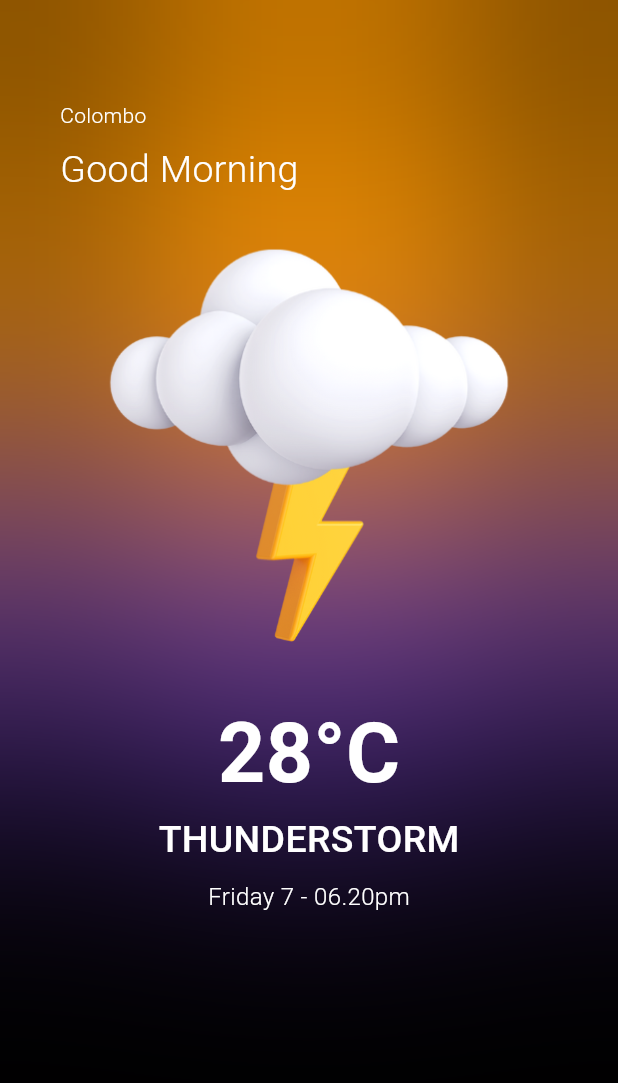
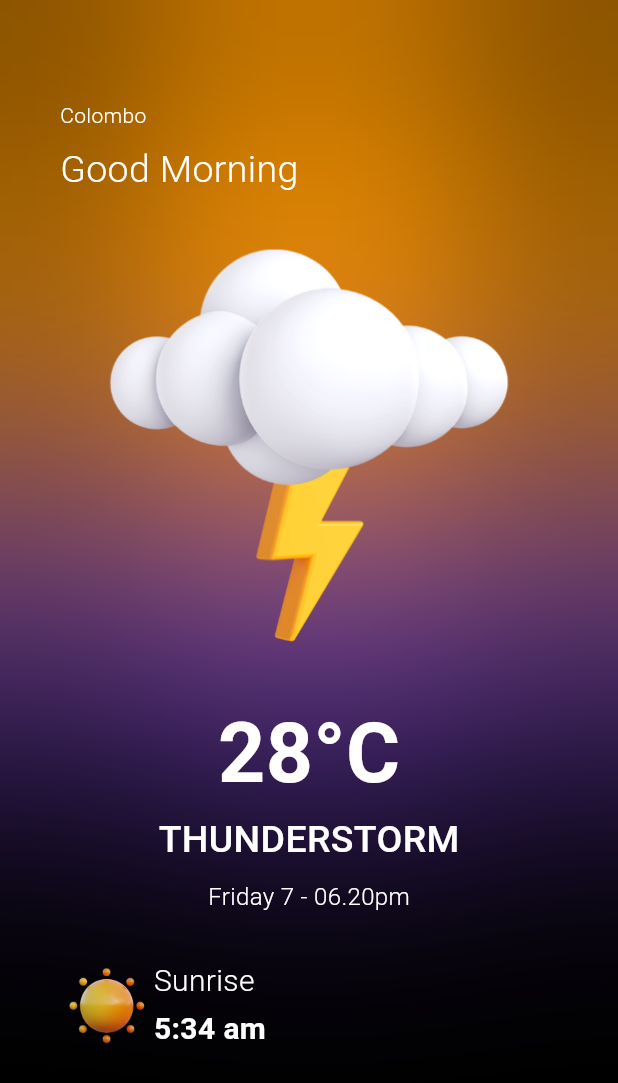
Before and after one commit to NovaLogics/weather-now-flutter-app, a Flutter app: the screen it shows after launch, on a phone screen of 412 x 824 dp. Shown: the top 1083 px of the screen. Run offline on Flutter 3.47's test engine with Material 3 defaults, Android fonts, the phone set to English and light mode, and no system bars; our stand-ins replace bloc, equatable.

Commit message:
feat [ui]: Add Sunrise UI components

```diff
--- a/lib/screens/home_screen.dart
+++ b/lib/screens/home_screen.dart
@@ -111,7 +111,43 @@ class HomeScreen extends StatelessWidget {
                         ),
                       ),
                     ),
-                      const SizedBox(height: 30),
+                    const SizedBox(height: 30),
+                    Row(
+                      mainAxisAlignment: MainAxisAlignment.spaceBetween,
+                      children: [
+                        Row(
+                          children: [
+                            Image.asset(
+                              "assets/11.png",
+                              scale: 8,
+                            ),
+                            const SizedBox(height: 5),
+                            const Column(
+                              crossAxisAlignment: CrossAxisAlignment.start,
+                              children: [
+                                Text(
+                                  "Sunrise",
+                                  style: TextStyle(
+                                    color: Colors.white,
+                                    fontSize: 20,
+                                    fontWeight: FontWeight.w300,
+                                  ),
+                                ),
+                                    const SizedBox(height: 3),
+                                    Text(
+                                  "5:34 am",
+                                  style: TextStyle(
+                                    color: Colors.white,
+                                    fontSize: 20,
+                                    fontWeight: FontWeight.w700,
+                                  ),
+                                ),
+                              ],
+                            )
+                          ],
+                        )
+                      ],
+                    )
                   ],
                 ),
               )
```
